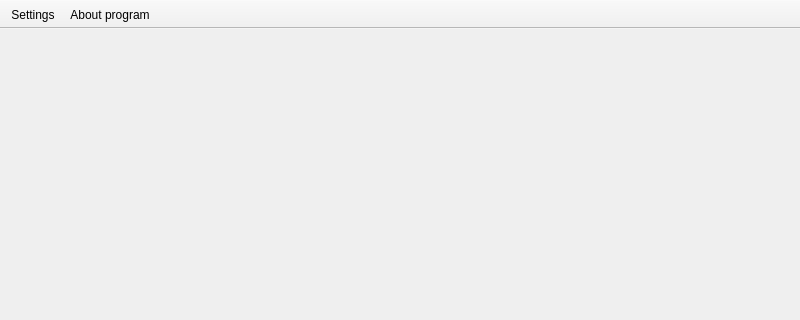
The window that src/mainwindow.ui (SSemenkin/AlarmBox) describes before a commit, drawn with Qt 5; both pictures show x 0 to 800 and y 0 to 320 of the 800 by 600 pixel window.
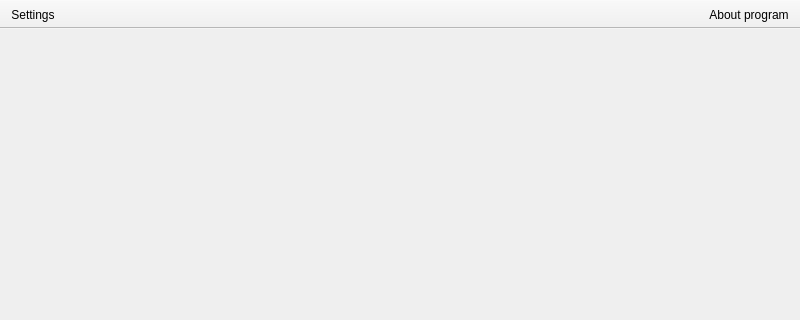
The same window after the commit. Icons and pictures are not drawn.

The edit to the form file:
```diff
--- a/src/mainwindow.ui
+++ b/src/mainwindow.ui
@@ -42,9 +42,18 @@
    <property name="windowTitle">
     <string>toolBar</string>
    </property>
+   <property name="layoutDirection">
+    <enum>Qt::LeftToRight</enum>
+   </property>
    <property name="movable">
     <bool>false</bool>
    </property>
+   <property name="orientation">
+    <enum>Qt::Horizontal</enum>
+   </property>
+   <property name="floatable">
+    <bool>true</bool>
+   </property>
    <attribute name="toolBarArea">
     <enum>TopToolBarArea</enum>
    </attribute>
@@ -52,6 +61,23 @@
     <bool>false</bool>
    </attribute>
    <addaction name="action_Settings"/>
+  </widget>
+  <widget class="QToolBar" name="toolBar_2">
+   <property name="windowTitle">
+    <string>toolBar_2</string>
+   </property>
+   <property name="layoutDirection">
+    <enum>Qt::RightToLeft</enum>
+   </property>
+   <property name="movable">
+    <bool>false</bool>
+   </property>
+   <attribute name="toolBarArea">
+    <enum>TopToolBarArea</enum>
+   </attribute>
+   <attribute name="toolBarBreak">
+    <bool>false</bool>
+   </attribute>
    <addaction name="actionAbout_program"/>
   </widget>
   <action name="action_Settings">
```
Left out of the diff: 8 changed lines with no effect on the pictures.
